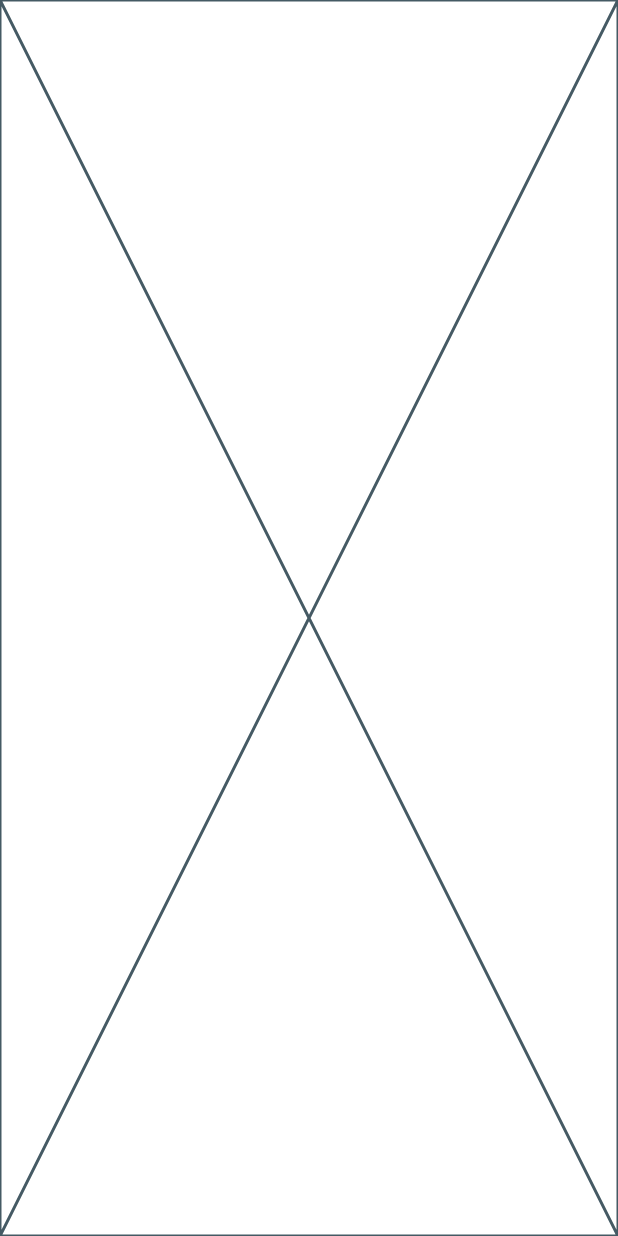
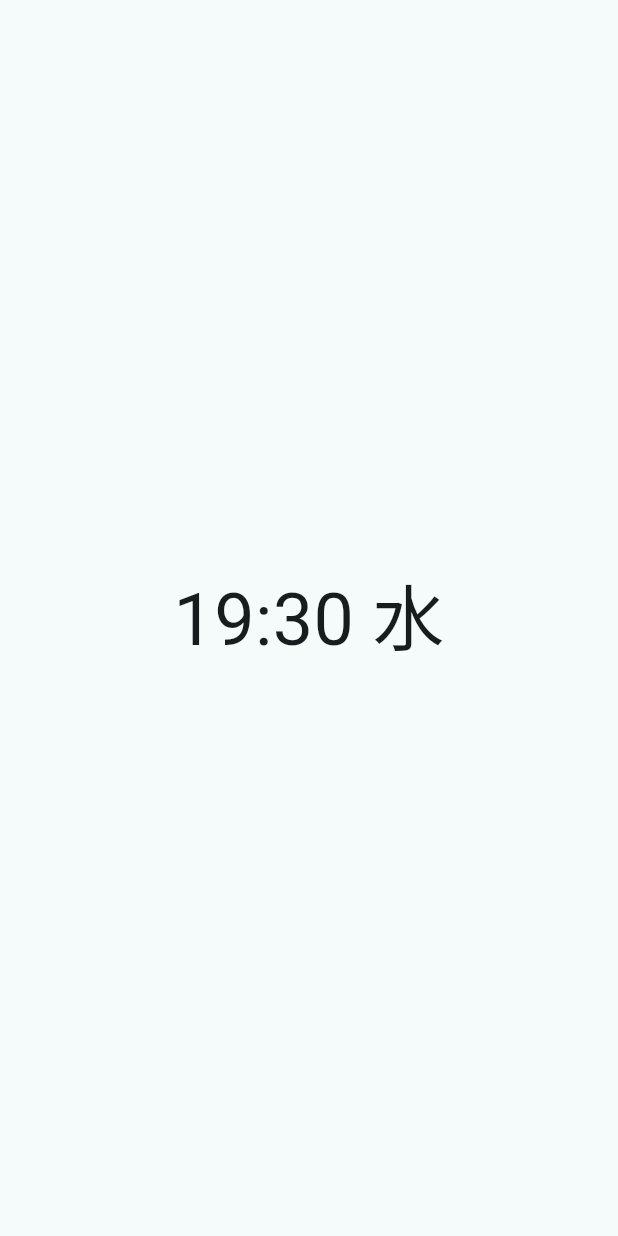
Before and after one commit to raisu3141/yambaru-hackathon, a Flutter app: the screen it shows after launch, after a tap on "時間割", on a phone screen of 412 x 824 dp. Run offline on Flutter 3.47's test engine with Material 3 defaults, Android fonts, the phone set to English and light mode, and no system bars; our stand-ins replace firebase_core; accounts and stored records are empty.

Commit message:
時刻表示の実装

```diff
--- a/lib/pages/home_page.dart
+++ b/lib/pages/home_page.dart
@@ -69,7 +69,7 @@ class HomePage extends StatelessWidget {
                                     ],
                                   ),
                                 ),
-                                onPressed: () { //タップしたら時間割画面に遷移
+                                onPressed: () { //タップすると時間割ページに遷移
                                   Navigator.push(
                                     context,
                                     MaterialPageRoute(builder: (context) => Timetable() ),
--- a/lib/pages/timetable_page.dart
+++ b/lib/pages/timetable_page.dart
@@ -1,4 +1,6 @@
 import 'package:flutter/material.dart';
+import 'dart:async';
+
 
 class Timetable extends StatefulWidget {
   const Timetable({super.key});
@@ -8,8 +10,53 @@ class Timetable extends StatefulWidget {
 }
 
 class _MyWidgetState extends State<Timetable> {
+    late DateTime currentTime;
+
   @override
-  Widget build(BuildContext context) {
-    return const Placeholder();
+  void initState() {
+    super.initState();
+    // 最初に時刻を取得
+    currentTime = DateTime.now();
+    // 1分ごとに時刻を更新
+    Timer.periodic(Duration(minutes: 1), (timer) {
+      setState(() {
+        currentTime = DateTime.now();
+      });
+    });
+  }
+
+  @override
+
+    Widget build(BuildContext context) {
+    DateTime now_jst = currentTime.add(Duration(hours: 9)); //現在時刻を取得
+
+    String formattedHour = '${now_jst.hour}'.padLeft(2, '0');
+    String formattedMinute = '${now_jst.minute}'.padLeft(2, '0');
+    String formattedTime = '$formattedHour:$formattedMinute'; //string型にフォーマット
+
+    List<String> weekdays = ['日', '月', '火', '水', '木', '金', '土'];
+    String now_weekday = weekdays[now_jst.weekday % 7]; // 今日の曜日を取得
+
+
+    return Scaffold(
+      body: Center(
+        child: Column(
+           mainAxisAlignment: MainAxisAlignment.center,
+          children: <Widget>[
+            Row(
+              mainAxisAlignment: MainAxisAlignment.center ,
+              children: [
+                Text(
+                  '$formattedTime $now_weekday', //現在時刻と曜日を表示
+                  style: TextStyle(
+                    fontSize: 48,
+                  ),
+                ),
+              ],
+            )
+          ]
+        ),
+      ),
+    );
   }
 }
--- a/pubspec.yaml
+++ b/pubspec.yaml
@@ -36,6 +36,7 @@ dependencies:
   cupertino_icons: ^1.0.2
   firebase_core: ^2.25.4
   cloud_firestore: ^4.15.4
+  intl: ^0.18.1
 
 dev_dependencies:
   flutter_test:
```
Also changed, not shown: pubspec.lock.
